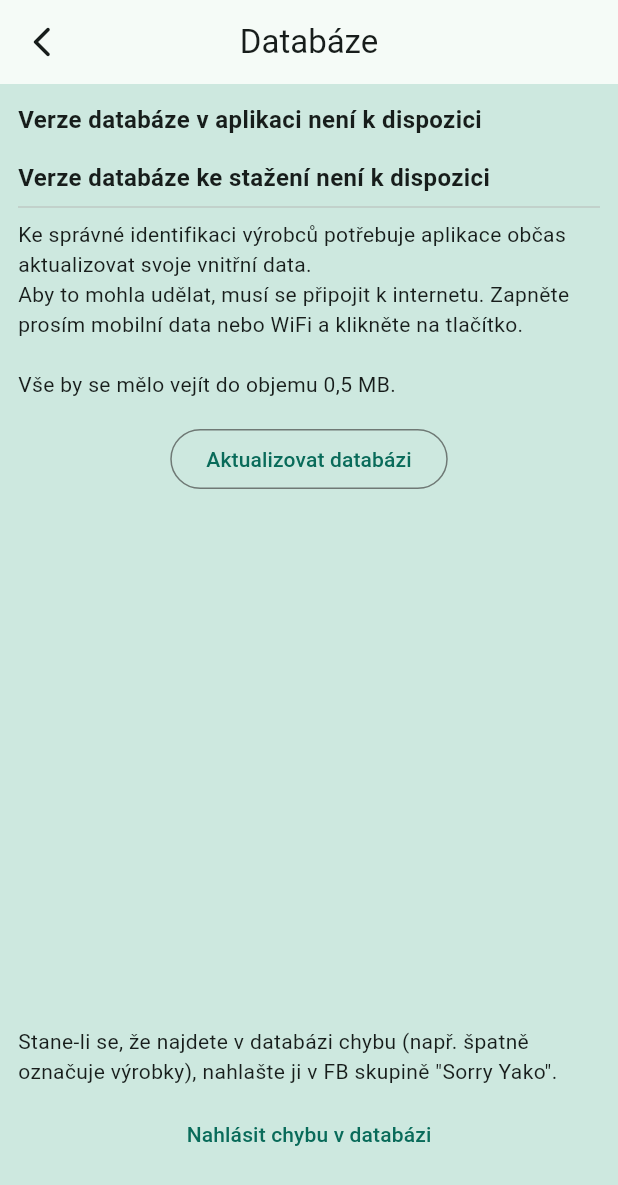
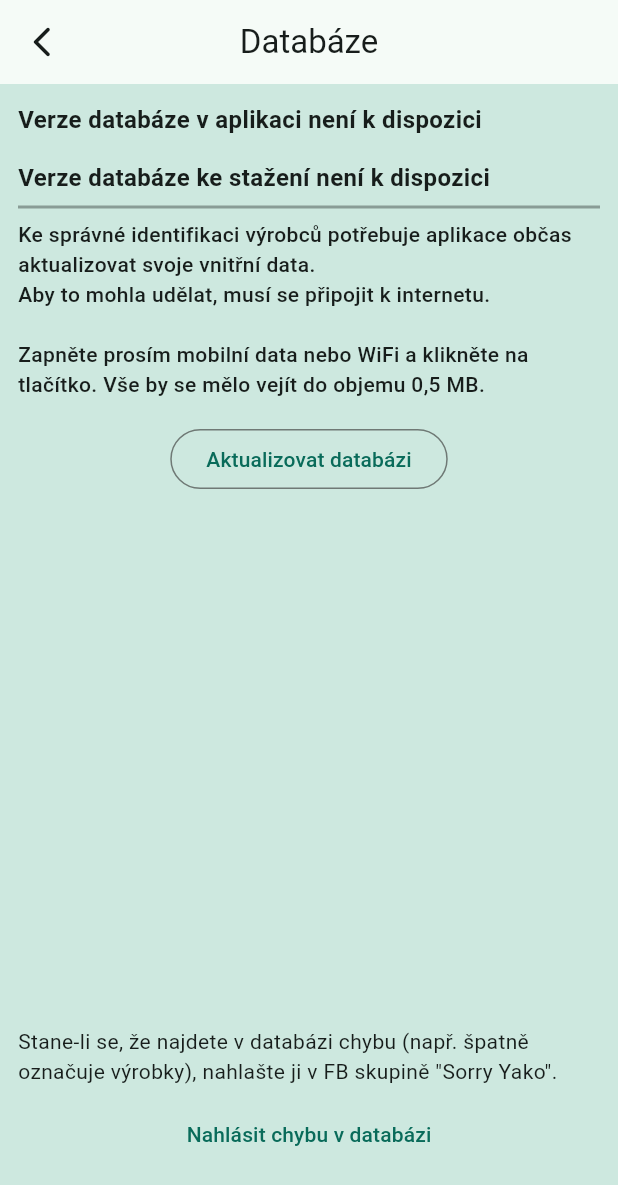
Before and after one commit to gitStanda/babis, a Flutter app: the DataPage screen opened directly, on a phone screen of 412 x 824 dp. Shown: the top 1185 px of the screen. Run offline on Flutter 3.47's test engine with Material 2 defaults, Android fonts, the phone set to English and light mode, and no system bars; our stand-ins replace babstrap_settings_screen, dio, fluttertoast, internet_connection_checker, shared_preferences; missing offline and left inert: mobile_scanner; accounts and stored records are empty; network calls fail.

Commit message:
small changes

```diff
--- a/lib/main.dart
+++ b/lib/main.dart
@@ -23,6 +23,7 @@ class MyApp extends StatelessWidget {
 
   @override
   Widget build(BuildContext context) {
+    print(isDarkMode);
     isDarkModeNotifier.value = isDarkMode;
 
     return ValueListenableBuilder(
--- a/lib/pages/data_page.dart
+++ b/lib/pages/data_page.dart
@@ -56,9 +56,14 @@ class DataPageState extends State<DataPage> {
               newDataVersion != null
                   ? Text('Verze databáze ke stažení: ${newDataVersion!.datum!}', style: versionStyle)
                   : Text('Verze databáze ke stažení není k dispozici', style: versionStyle),
-              const Divider(),
+              Divider(
+                thickness: 2,
+                color: Colors.black.withOpacity(0.33),
+              ),
               const Text(
-                  'Ke správné identifikaci výrobců potřebuje aplikace občas aktualizovat svoje vnitřní data.\nAby to mohla udělat, musí se připojit k internetu. Zapněte prosím mobilní data nebo WiFi a klikněte na tlačítko.\n\nVše by se mělo vejít do objemu 0,5 MB.'),
+                'Ke správné identifikaci výrobců potřebuje aplikace občas aktualizovat svoje vnitřní data.\nAby to mohla udělat, musí se připojit k internetu. \n\nZapněte prosím mobilní data nebo WiFi a klikněte na tlačítko. Vše by se mělo vejít do objemu 0,5 MB.',
+                style: TextStyle(fontWeight: FontWeight.w500),
+              ),
               const SizedBox(height: 16),
               Expanded(
                 child: Center(
--- a/lib/pages/settings_page.dart
+++ b/lib/pages/settings_page.dart
@@ -45,8 +45,8 @@ class _SettingsPageState extends State<SettingsPage> {
                     backgroundColor: const Color(0xFF642ef3),
                     borderRadius: 20,
                   ),
-                  title: 'Dark mode',
-                  subtitle: "Automatic",
+                  title: 'Tmavý režim',
+                  // subtitle: "",
                   trailing: Switch.adaptive(
                     value: isDarkModeNotifier.value,
                     onChanged: (value) async {
```
